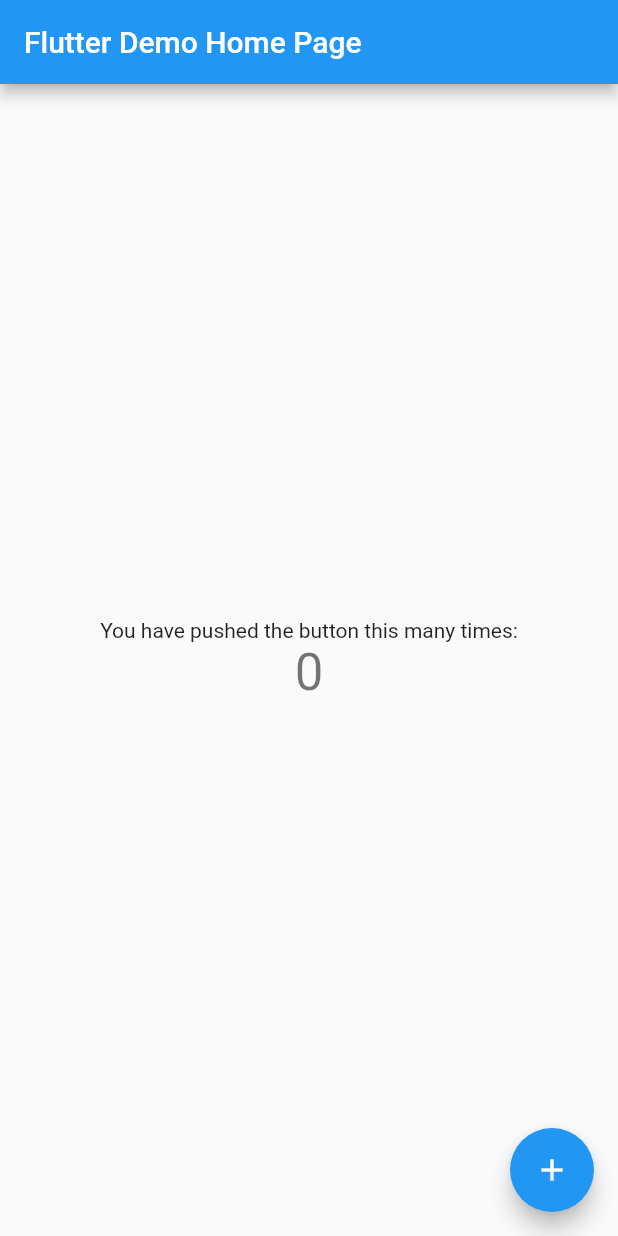
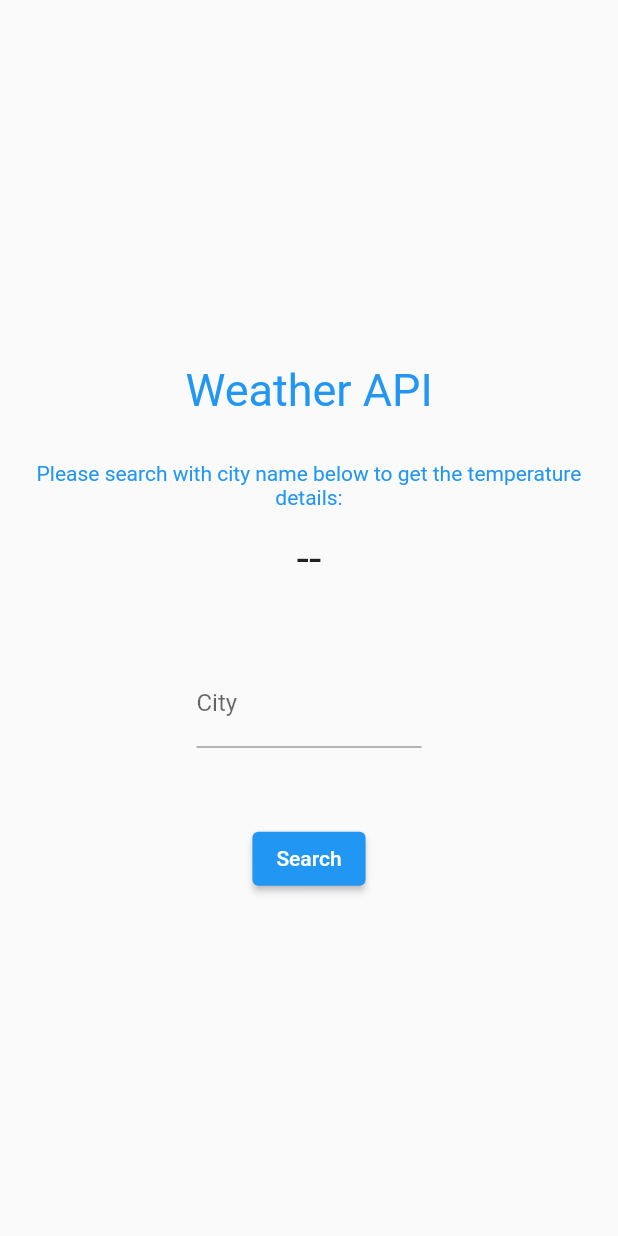
Before and after one commit to LakmaliPalihakkara/MDEV1005_Assignment4, a Flutter app: the screen it shows after launch, on a phone screen of 412 x 824 dp. Run offline on Flutter 3.47's test engine with Material 2 defaults, Android fonts, the phone set to English and light mode, and no system bars.

Commit message:
Added weather api

```diff
--- /dev/null
+++ b/lib/data_service.dart
@@ -0,0 +1,22 @@
+import 'dart:convert';
+
+import 'package:assignment4/models.dart';
+import 'package:http/http.dart' as http;
+
+class DataService {
+  Future<WeatherResponse> getWeather(String city) async {
+
+    final queryParameters = {
+      'q': city,
+      'appid': 'ad2b4b94927acbaf86681cf4cc92875f',
+      'units': 'imperial'
+    };
+
+    final uri = Uri.https(
+        'api.openweathermap.org', '/data/2.5/weather', queryParameters);
+
+    final response = await http.get(uri);
+    final json = jsonDecode(response.body);
+    return WeatherResponse.fromJson(json);
+  }
+}
--- a/lib/main.dart
+++ b/lib/main.dart
@@ -1,115 +1,30 @@
+import 'package:assignment4/data_service.dart';
+import 'package:assignment4/weather_display.dart';
 import 'package:flutter/material.dart';
 
+import 'models.dart';
+
 void main() {
-  runApp(const MyApp());
+  runApp(MyApp());
 }
 
-class MyApp extends StatelessWidget {
-  const MyApp({super.key});
+class MyApp extends StatefulWidget {
+  @override
+  State<StatefulWidget> createState() => _MyAppState();
+}
 
-  /// This widget is the root of your application.
+class _MyAppState extends State<MyApp> {
+
+
   @override
   Widget build(BuildContext context) {
     return MaterialApp(
-      title: 'Flutter Demo',
-      theme: ThemeData(
-        // This is the theme of your application.
-        //
-        // Try running your application with "flutter run". You'll see the
-        // application has a blue toolbar. Then, without quitting the app, try
-        // changing the primarySwatch below to Colors.green and then invoke
-        // "hot reload" (press "r" in the console where you ran "flutter run",
-        // or simply save your changes to "hot reload" in a Flutter IDE).
-        // Notice that the counter didn't reset back to zero; the application
-        // is not restarted.
-        primarySwatch: Colors.blue,
-      ),
-      home: const MyHomePage(title: 'Flutter Demo Home Page'),
-    );
-  }
-}
-
-class MyHomePage extends StatefulWidget {
-  const MyHomePage({super.key, required this.title});
-
-  // This widget is the home page of your application. It is stateful, meaning
-  // that it has a State object (defined below) that contains fields that affect
-  // how it looks.
-
-  // This class is the configuration for the state. It holds the values (in this
-  // case the title) provided by the parent (in this case the App widget) and
-  // used by the build method of the State. Fields in a Widget subclass are
-  // always marked "final".
-
-  final String title;
-
-  @override
-  State<MyHomePage> createState() => _MyHomePageState();
-}
-
-class _MyHomePageState extends State<MyHomePage> {
-  int _counter = 0;
-
-  void _incrementCounter() {
-    setState(() {
-      // This call to setState tells the Flutter framework that something has
-      // changed in this State, which causes it to rerun the build method below
-      // so that the display can reflect the updated values. If we changed
-      // _counter without calling setState(), then the build method would not be
-      // called again, and so nothing would appear to happen.
-      _counter++;
-    });
+        home: Scaffold(
+          body: Center(
+            child: WeatherDisplay(),
+          ),
+        ));
   }
 
-  @override
-  Widget build(BuildContext context) {
-    // This method is rerun every time setState is called, for instance as done
-    // by the _incrementCounter method above.
-    //
-    // The Flutter framework has been optimized to make rerunning build methods
-    // fast, so that you can just rebuild anything that needs updating rather
-    // than having to individually change instances of widgets.
-    return Scaffold(
-      appBar: AppBar(
-        // Here we take the value from the MyHomePage object that was created by
-        // the App.build method, and use it to set our appbar title.
-        title: Text(widget.title),
-      ),
-      body: Center(
-        // Center is a layout widget. It takes a single child and positions it
-        // in the middle of the parent.
-        child: Column(
-          // Column is also a layout widget. It takes a list of children and
-          // arranges them vertically. By default, it sizes itself to fit its
-          // children horizontally, and tries to be as tall as its parent.
-          //
-          // Invoke "debug painting" (press "p" in the console, choose the
-          // "Toggle Debug Paint" action from the Flutter Inspector in Android
-          // Studio, or the "Toggle Debug Paint" command in Visual Studio Code)
-          // to see the wireframe for each widget.
-          //
-          // Column has various properties to control how it sizes itself and
-          // how it positions its children. Here we use mainAxisAlignment to
-          // center the children vertically; the main axis here is the vertical
-          // axis because Columns are vertical (the cross axis would be
-          // horizontal).
-          mainAxisAlignment: MainAxisAlignment.center,
-          children: <Widget>[
-            const Text(
-              'You have pushed the button this many times:',
-            ),
-            Text(
-              '$_counter',
-              style: Theme.of(context).textTheme.headline4,
-            ),
-          ],
-        ),
-      ),
-      floatingActionButton: FloatingActionButton(
-        onPressed: _incrementCounter,
-        tooltip: 'Increment',
-        child: const Icon(Icons.add),
-      ), // This trailing comma makes auto-formatting nicer for build methods.
-    );
-  }
+
 }
--- /dev/null
+++ b/lib/models.dart
@@ -0,0 +1,66 @@
+/*
+{
+  "weather": [
+    {
+      "description": "clear sky",
+      "icon": "01d"
+    }
+  ],
+  "main": {
+    "temp": 282.55,
+  },
+
+  "name": "Mountain View",
+}
+ */
+
+class WeatherInfo {
+  final String description;
+  final String icon;
+
+  WeatherInfo({required this.description, required this.icon});
+
+  factory WeatherInfo.fromJson(Map<String, dynamic> json) {
+    final description = json['description'];
+    final icon = json['icon'];
+    return WeatherInfo(description: description, icon: icon);
+  }
+}
+
+class TemperatureInfo {
+  final double temperature;
+  final double feelsLikeTemp;
+
+  TemperatureInfo({required this.temperature, required this.feelsLikeTemp});
+
+  factory TemperatureInfo.fromJson(Map<String, dynamic> json) {
+    final temperature = json['temp'];
+    final feelsLikeTemp = json['feels_like'];
+    return TemperatureInfo(temperature: temperature, feelsLikeTemp: feelsLikeTemp);
+  }
+}
+
+class WeatherResponse {
+  final String cityName;
+  final TemperatureInfo tempInfo;
+  final WeatherInfo weatherInfo;
+
+  String get iconUrl {
+    return 'https://openweathermap.org/img/wn/${weatherInfo.icon}@2x.png';
+  }
+
+  WeatherResponse({required this.cityName, required this.tempInfo, required this.weatherInfo});
+
+  factory WeatherResponse.fromJson(Map<String, dynamic> json) {
+    final cityName = json['name'];
+
+    final tempInfoJson = json['main'];
+    final tempInfo = TemperatureInfo.fromJson(tempInfoJson);
+
+    final weatherInfoJson = json['weather'][0];
+    final weatherInfo = WeatherInfo.fromJson(weatherInfoJson);
+
+    return WeatherResponse(
+        cityName: cityName, tempInfo: tempInfo, weatherInfo: weatherInfo);
+  }
+}
--- /dev/null
+++ b/lib/weather_display.dart
@@ -0,0 +1,83 @@
+import 'package:assignment4/data_service.dart';
+import 'package:flutter/material.dart';
+
+import 'models.dart';
+
+class WeatherDisplay extends StatefulWidget
+{
+  @override
+  State<StatefulWidget> createState() => _WeatherDisplay();
+}
+class _WeatherDisplay extends State<WeatherDisplay> {
+
+final _cityTextController = TextEditingController();
+  final _dataService = DataService();
+
+  WeatherResponse? _response;
+  @override
+  Widget build(BuildContext context) {
+    return Column(
+      mainAxisAlignment: MainAxisAlignment.center,
+      children: [
+        Column(
+          children: [
+            Padding(
+                padding: EdgeInsets.all(15),
+                child: Text('Weather API',
+                    style: TextStyle(fontSize: 30,color: Colors.blue)
+                )),
+            Padding(
+                padding: EdgeInsets.all(15),
+                child:
+                Text('Please search with city name below to get the temperature details:',
+                    style: TextStyle(color: Colors.blue),
+                    textAlign: TextAlign.center)
+            )
+
+          ],
+        ),
+        if (_response != null)
+          Column(
+            children: [
+              Image.network(_response!.iconUrl),
+              Text(
+                '${_response!.tempInfo.temperature}° F',
+                style: TextStyle(fontSize: 40),
+              ),
+              Text(_response!.weatherInfo.description),
+
+              Text(
+                'Feels like ${_response!.tempInfo.feelsLikeTemp}° F',
+              )
+
+            ],
+          ),
+
+        if(_response == null)
+          Column(
+            children: [
+              Text('--',
+                style: TextStyle(fontSize: 30),)
+            ],
+          ),
+
+        Padding(
+          padding: EdgeInsets.symmetric(vertical: 50),
+          child: SizedBox(
+            width: 150,
+            child: TextField(
+                controller: _cityTextController,
+                decoration: InputDecoration(labelText: 'City'),
+                textAlign: TextAlign.center),
+          ),
+        ),
+        ElevatedButton(onPressed: _search, child: Text('Search'))
+      ],
+    );
+  }
+
+  void _search() async {
+    final response = await _dataService.getWeather(_cityTextController.text);
+    setState(() => _response = response);
+  }
+}
--- a/pubspec.yaml
+++ b/pubspec.yaml
@@ -33,9 +33,13 @@
     sdk: flutter
 
 
+  http: ^0.12.2
+
+
   # The following adds the Cupertino Icons font to your application.
   # Use with the CupertinoIcons class for iOS style icons.
   cupertino_icons: ^1.0.2
+  go_router: ^5.2.1
 
 dev_dependencies:
   flutter_test:
```
Also changed, not shown: pubspec.lock, 2 other files.
